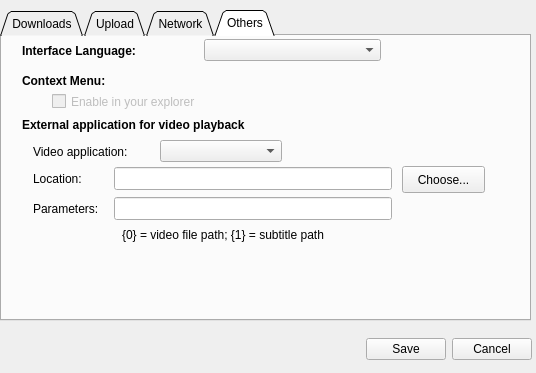
The window that gui/preferences.ui (subdownloader/subdownloader) describes before a commit, drawn with Qt 5.
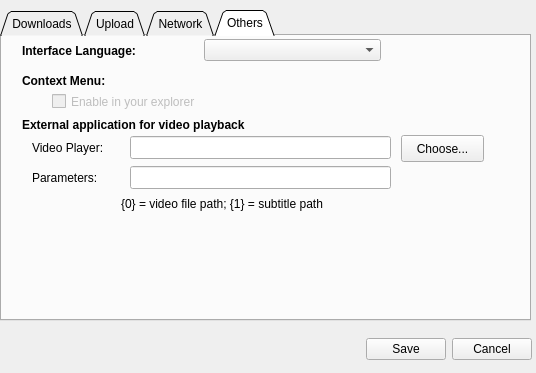
The same window after the commit.

Commit message: Changed the Video Players preferences to only allow 1 player. Fixbug when downloading temporary subtitle to be Played and the server returns an error.

Patch:
```diff
--- a/gui/preferences.ui
+++ b/gui/preferences.ui
@@ -486,25 +486,12 @@
       <string>External application for video playback</string>
      </property>
     </widget>
-    <widget class="QLabel" name="label_64" >
-     <property name="geometry" >
-      <rect>
-       <x>31</x>
-       <y>101</y>
-       <width>122</width>
-       <height>29</height>
-      </rect>
-     </property>
-     <property name="text" >
-      <string>Video application:</string>
-     </property>
-    </widget>
     <widget class="QLineEdit" name="optionVideoAppParams" >
      <property name="geometry" >
       <rect>
-       <x>112</x>
-       <y>161</y>
-       <width>278</width>
+       <x>128</x>
+       <y>130</y>
+       <width>261</width>
        <height>23</height>
       </rect>
      </property>
@@ -512,8 +499,8 @@
     <widget class="QPushButton" name="optionVideoAppChooseLocation" >
      <property name="geometry" >
       <rect>
-       <x>400</x>
-       <y>130</y>
+       <x>399</x>
+       <y>99</y>
        <width>83</width>
        <height>27</height>
       </rect>
@@ -525,9 +512,9 @@
     <widget class="QLineEdit" name="optionVideoAppLocation" >
      <property name="geometry" >
       <rect>
-       <x>112</x>
-       <y>131</y>
-       <width>278</width>
+       <x>128</x>
+       <y>100</y>
+       <width>261</width>
        <height>23</height>
       </rect>
      </property>
@@ -535,8 +522,8 @@
     <widget class="QLabel" name="label_65" >
      <property name="geometry" >
       <rect>
-       <x>120</x>
-       <y>190</y>
+       <x>119</x>
+       <y>159</y>
        <width>271</width>
        <height>18</height>
       </rect>
@@ -548,9 +535,9 @@
     <widget class="QLabel" name="label_66" >
      <property name="geometry" >
       <rect>
-       <x>31</x>
-       <y>161</y>
-       <width>76</width>
+       <x>30</x>
+       <y>130</y>
+       <width>81</width>
        <height>23</height>
       </rect>
      </property>
@@ -561,24 +548,14 @@
     <widget class="QLabel" name="label_67" >
      <property name="geometry" >
       <rect>
-       <x>31</x>
-       <y>131</y>
-       <width>76</width>
+       <x>30</x>
+       <y>100</y>
+       <width>91</width>
        <height>23</height>
       </rect>
      </property>
      <property name="text" >
-      <string>Location:</string>
-     </property>
-    </widget>
-    <widget class="QComboBox" name="optionVideoAppCombo" >
-     <property name="geometry" >
-      <rect>
-       <x>158</x>
-       <y>104</y>
-       <width>122</width>
-       <height>22</height>
-      </rect>
+      <string>Video Player:</string>
      </property>
     </widget>
     <widget class="QCheckBox" name="optionIntegrationExplorer" >
```
The commit also changes 4 other files.
